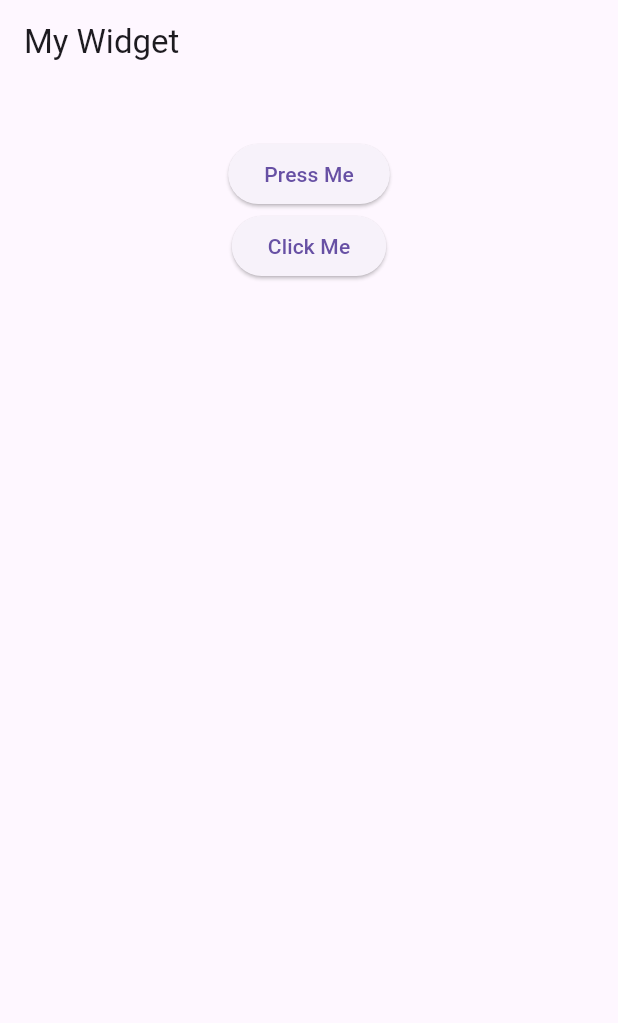
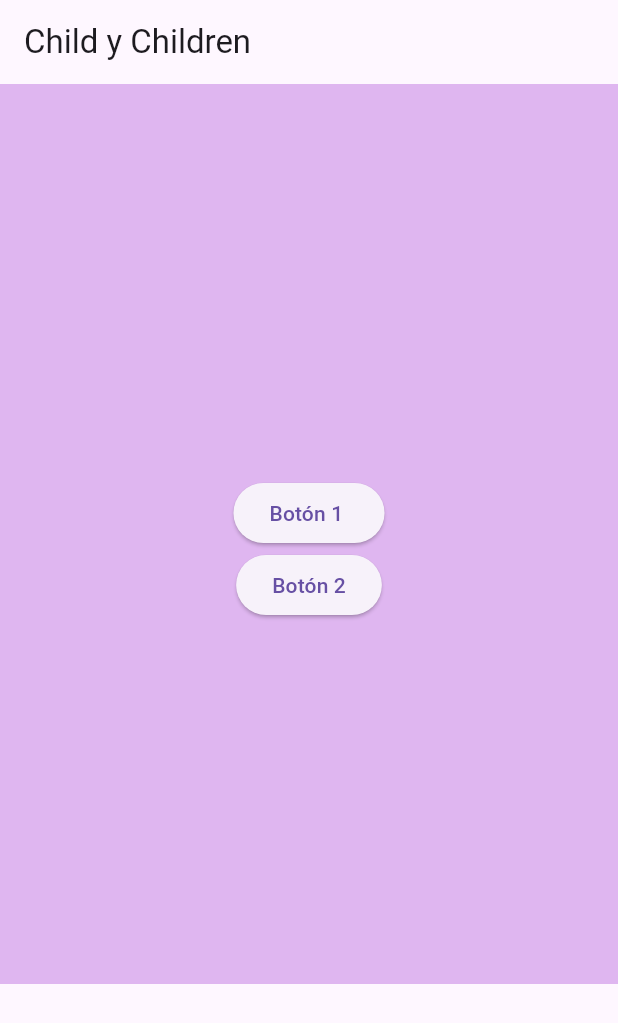
Before and after one commit to marjim05/TALLER_FLUTTER_2, a Flutter app: the screen it shows after launch, on a phone screen of 412 x 824 dp. Shown: the top 1023 px of the screen. Run offline on Flutter 3.47's test engine with Material 3 defaults, Android fonts, the phone set to English and light mode, and no system bars.

Commit message:
Correciones finales

```diff
--- a/lib/main.dart
+++ b/lib/main.dart
@@ -9,10 +9,10 @@ class MainApp extends StatelessWidget {
 
   @override
   Widget build(BuildContext context) {
-    debugShowCheckedModeBanner: false;
     return const MaterialApp(
+      debugShowCheckedModeBanner: false,
       home: MyWidget(),
-      );
+    );
   }
 }
 
@@ -22,25 +22,22 @@ class MyWidget extends StatelessWidget {
   @override
   Widget build(BuildContext context) {
     return Scaffold(
-      appBar: AppBar(
-        title: const Text('My Widget'),
-      ),
-      body: SingleChildScrollView (
-        child: Container (
+      appBar: AppBar(title: const Text('Child y Children', style: TextStyle())),
+      body: SingleChildScrollView(
+        child: Container(
+          color: const Color.fromARGB(255, 223, 182, 240),
+          height: 600,
           alignment: Alignment.bottomCenter,
           padding: const EdgeInsets.all(16.0),
-          child: Column (
+          child: Column(
+            crossAxisAlignment: CrossAxisAlignment.center,
+            mainAxisAlignment: MainAxisAlignment.center,
             children: [
               const SizedBox(height: 20),
-              ElevatedButton(onPressed:() {
-                // Button action
-              }, child: const Text('Press Me')),
-              ElevatedButton(onPressed:(){
-                // Another button action
-              }, child: const Text('Click Me')),
+              ElevatedButton(onPressed: () {}, child: const Text('Botón 1 ')),
+              ElevatedButton(onPressed: () {}, child: const Text('Botón 2')),
             ],
           ),
-
         ),
       ),
     );
```
Also changed, not shown: pubspec.lock.
